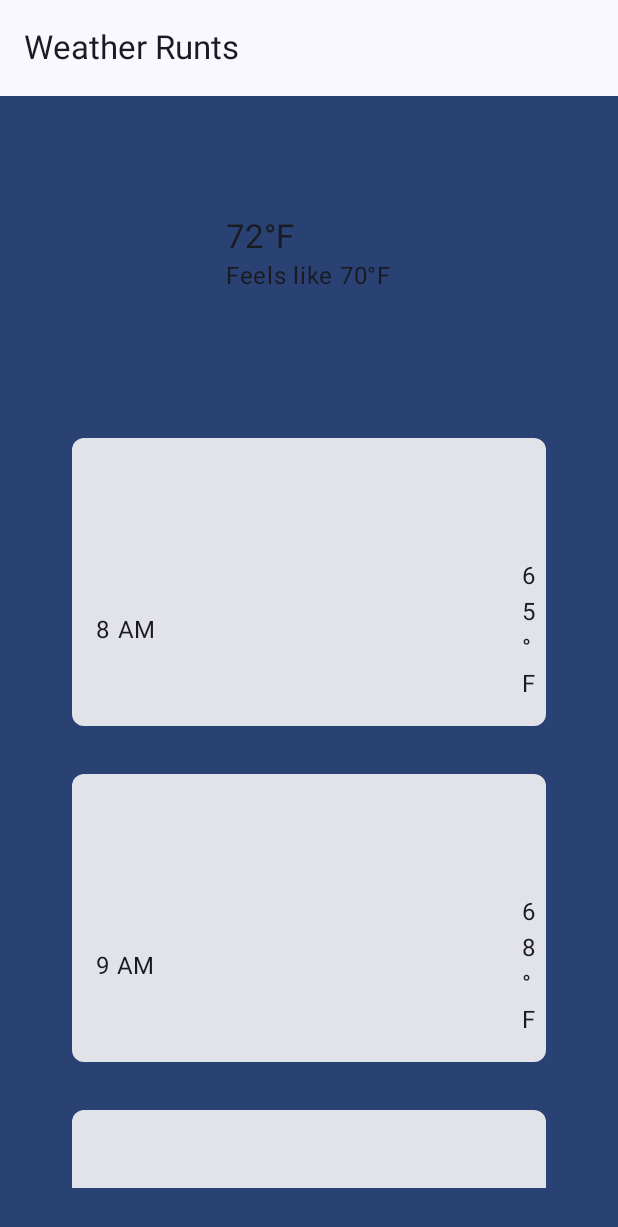
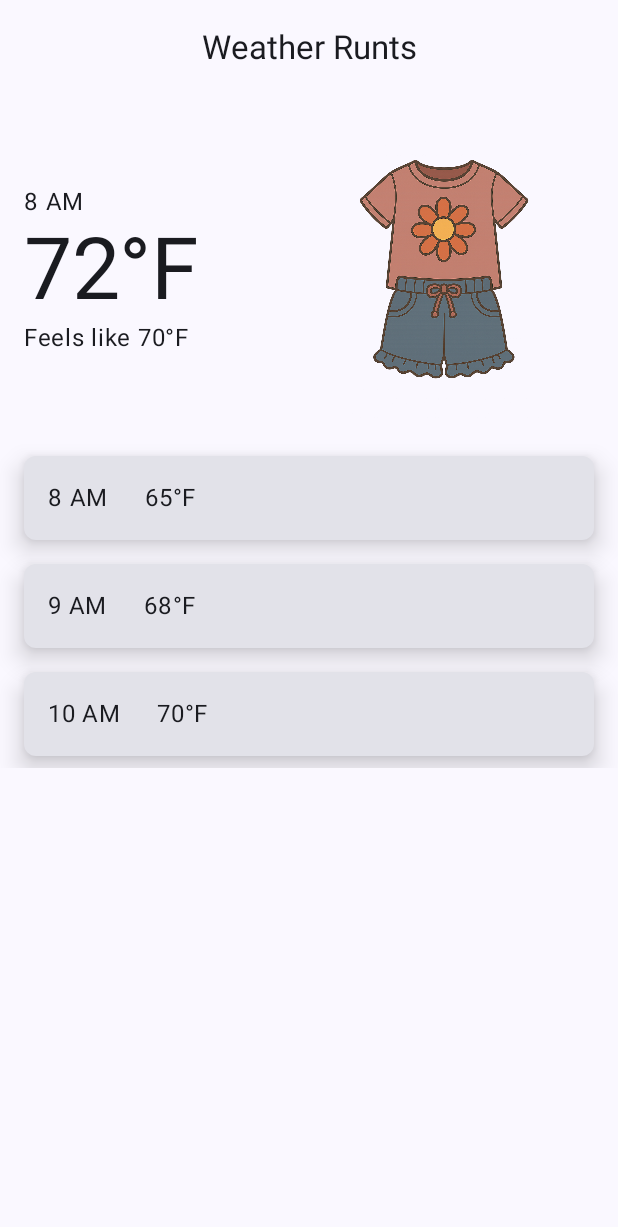
Before and after one commit to mantisbayne/WeatherRunts, an Android app built with Jetpack Compose: the @Preview function HomeScreenFullPreview, on a phone screen of 412 x 824 dp. Shown: the top 1227 px of the screen. Run offline under Robolectric (Android 15) with nearby library versions, the phone set to English and light mode, and no system bars.

Commit message:
date utils, image

```diff
--- a/app/src/main/java/com/mantisbayne/weatherrunts/MainActivity.kt
+++ b/app/src/main/java/com/mantisbayne/weatherrunts/MainActivity.kt
@@ -39,6 +39,7 @@ import androidx.core.app.ActivityCompat
 import androidx.core.content.ContextCompat
 import androidx.hilt.navigation.compose.hiltViewModel
 import com.example.compose.WeatherRuntsTheme
+import com.mantisbayne.weatherrunts.home.WeatherApp
 import com.mantisbayne.weatherrunts.notifications.NotificationUtil.scheduleAlarm
 import com.mantisbayne.weatherrunts.viewmodel.WeatherUiState
 import com.mantisbayne.weatherrunts.viewmodel.WeatherViewModel
--- a/app/src/main/java/com/mantisbayne/weatherrunts/components/AppScreenLayout.kt
+++ b/app/src/main/java/com/mantisbayne/weatherrunts/components/AppScreenLayout.kt
@@ -4,8 +4,6 @@ import androidx.compose.foundation.background
 import androidx.compose.foundation.layout.Box
 import androidx.compose.foundation.layout.PaddingValues
 import androidx.compose.foundation.layout.fillMaxSize
-import androidx.compose.foundation.layout.padding
-import androidx.compose.foundation.layout.statusBarsPadding
 import androidx.compose.material3.MaterialTheme
 import androidx.compose.material3.Scaffold
 import androidx.compose.runtime.Composable
@@ -23,9 +21,7 @@ fun AppScreenLayout(
         Box(
             modifier = Modifier
                 .fillMaxSize()
-                .padding(innerPadding)
-                .statusBarsPadding()
-                .background(MaterialTheme.colorScheme.primary)
+                .background(MaterialTheme.colorScheme.background)
         ) {
             content(innerPadding)
         }
--- a/app/src/main/java/com/mantisbayne/weatherrunts/home/HomeScreen.kt
+++ b/app/src/main/java/com/mantisbayne/weatherrunts/home/HomeScreen.kt
@@ -1,5 +1,10 @@
 package com.mantisbayne.weatherrunts.home
 
+import android.Manifest
+import android.content.pm.PackageManager
+import androidx.activity.compose.rememberLauncherForActivityResult
+import androidx.activity.result.contract.ActivityResultContracts
+import androidx.compose.foundation.Image
 import androidx.compose.foundation.layout.Arrangement
 import androidx.compose.foundation.layout.Box
 import androidx.compose.foundation.layout.Column
@@ -8,32 +13,79 @@ import androidx.compose.foundation.layout.Spacer
 import androidx.compose.foundation.layout.fillMaxSize
 import androidx.compose.foundation.layout.fillMaxWidth
 import androidx.compose.foundation.layout.padding
+import androidx.compose.foundation.layout.size
 import androidx.compose.foundation.layout.width
 import androidx.compose.foundation.lazy.LazyColumn
 import androidx.compose.foundation.lazy.items
 import androidx.compose.foundation.shape.RoundedCornerShape
 import androidx.compose.material3.Card
 import androidx.compose.material3.CardDefaults
+import androidx.compose.material3.CenterAlignedTopAppBar
 import androidx.compose.material3.CircularProgressIndicator
 import androidx.compose.material3.ExperimentalMaterial3Api
 import androidx.compose.material3.MaterialTheme
 import androidx.compose.material3.Text
 import androidx.compose.material3.TopAppBar
 import androidx.compose.runtime.Composable
+import androidx.compose.runtime.LaunchedEffect
+import androidx.compose.runtime.collectAsState
+import androidx.compose.runtime.getValue
 import androidx.compose.ui.Alignment
 import androidx.compose.ui.Modifier
+import androidx.compose.ui.platform.LocalContext
+import androidx.compose.ui.res.painterResource
 import androidx.compose.ui.tooling.preview.Preview
 import androidx.compose.ui.unit.dp
+import androidx.core.content.ContextCompat
+import androidx.hilt.navigation.compose.hiltViewModel
 import com.example.compose.WeatherRuntsTheme
+import com.mantisbayne.weatherrunts.R
 import com.mantisbayne.weatherrunts.components.AppScreenLayout
 import com.mantisbayne.weatherrunts.viewmodel.CurrentWeatherDisplayable
 import com.mantisbayne.weatherrunts.viewmodel.ForecastDisplayable
 import com.mantisbayne.weatherrunts.viewmodel.WeatherListDisplayable
 import com.mantisbayne.weatherrunts.viewmodel.WeatherUiState
+import com.mantisbayne.weatherrunts.viewmodel.WeatherViewModel
+
+@OptIn(ExperimentalMaterial3Api::class)
+@Composable
+fun WeatherApp() {
+    AppScreenLayout(
+        topBar = { CenterAlignedTopAppBar(title = { Text("Weather Runts") }) },
+    ) { innerPadding ->
+        val viewModel = hiltViewModel<WeatherViewModel>()
+        val uiState by viewModel.uiState.collectAsState()
+        val context = LocalContext.current
+
+        val launcher = rememberLauncherForActivityResult(
+            contract = ActivityResultContracts.RequestPermission()
+        ) { isGranted ->
+            if (isGranted) {
+                viewModel.loadWeatherFromCurrentLocation()
+            } else {
+                // TODO fallback to manual input
+            }
+        }
+
+        LaunchedEffect(Unit) {
+            val isGranted = ContextCompat.checkSelfPermission(
+                context,
+                Manifest.permission.ACCESS_FINE_LOCATION
+            ) == PackageManager.PERMISSION_GRANTED
+            if (isGranted) {
+                viewModel.loadWeatherFromCurrentLocation()
+            } else {
+                launcher.launch(Manifest.permission.ACCESS_FINE_LOCATION)
+            }
+        }
+
+        // Remove the redundant padding here and just apply `innerPadding` to the modifier.
+        HomeScreen(uiState = uiState, modifier = Modifier.padding(innerPadding))
+    }
+}
 
 @Composable
-fun HomeScreen(uiState: WeatherUiState, modifier: Modifier = Modifier) {
-
+fun HomeScreen(uiState: WeatherUiState, modifier: Modifier) {
     when {
         uiState.error.isNotBlank() -> ErrorScreen(uiState.error)
         uiState.loading -> CircularProgressIndicator()
@@ -51,47 +103,62 @@ fun ErrorScreen(error: String?) {
 fun HomeScreenContent(uiState: WeatherUiState, modifier: Modifier) {
     Column(
         modifier = modifier
-            .fillMaxSize()
-            .padding(16.dp),
-        verticalArrangement = Arrangement.Center,
+            .fillMaxSize(),
+        verticalArrangement = Arrangement.Top,
         horizontalAlignment = Alignment.CenterHorizontally
     ) {
-        Box {
-            Column {
-                Text(
-                    text = uiState.currentWeather.temperature,
-                    style = MaterialTheme.typography.titleLarge
+        Box(
+            modifier = Modifier
+                .fillMaxWidth()
+                .padding(horizontal = 16.dp, vertical = 16.dp)
+        ) {
+            Row(
+                verticalAlignment = Alignment.CenterVertically
+            ) {
+                Column(
+                    modifier = Modifier.weight(1f)
+                ) {
+                    Text(
+                        text = uiState.currentWeather.time,
+                        style = MaterialTheme.typography.bodyLarge
+                    )
+                    Text(
+                        text = uiState.currentWeather.temperature,
+                        style = MaterialTheme.typography.displayLarge
+                    )
+                    Text(uiState.currentWeather.feelsLike)
+                }
+                Image(
+                    modifier = Modifier.size(200.dp),
+                    painter = painterResource(R.drawable.girl_warm_weather),
+                    contentDescription = "outfit"
                 )
-                Text(uiState.currentWeather.feelsLike)
             }
         }
 
         val forecastList = uiState.weatherList.items
         LazyColumn(
-            modifier
+            modifier = Modifier
                 .fillMaxWidth()
-                .padding(16.dp),
-            verticalArrangement = Arrangement.Center,
-            horizontalAlignment = Alignment.CenterHorizontally
+                .padding(horizontal = 16.dp) // Add horizontal padding if needed
         ) {
             items(forecastList) { forecastItem ->
-
                 Card(
                     modifier = Modifier
                         .fillMaxWidth()
-                        .padding(16.dp),
+                        .padding(vertical = 8.dp),
                     shape = RoundedCornerShape(8.dp),
-                    elevation = CardDefaults.cardElevation()
+                    elevation = CardDefaults.cardElevation(defaultElevation = 10.dp)
                 ) {
                     Row(
-                        modifier = modifier.fillMaxWidth()
-                            .padding(16.dp)
-                            .align(Alignment.CenterHorizontally),
-                        verticalAlignment = Alignment.CenterVertically,
-                        horizontalArrangement = Arrangement.SpaceAround
+                        modifier = Modifier
+                            .fillMaxWidth()
+                            .padding(16.dp),
+                        verticalAlignment = Alignment.Top,
+                        horizontalArrangement = Arrangement.Start
                     ) {
                         Text(forecastItem.time)
-                        Spacer(modifier.width(24.dp))
+                        Spacer(modifier = Modifier.width(24.dp))
                         Text(forecastItem.temperature)
                     }
                 }
@@ -107,7 +174,9 @@ fun HomeScreenFullPreview() {
     WeatherRuntsTheme {
         AppScreenLayout(
             topBar = {
-                TopAppBar(title = { Text("Weather Runts") })
+                CenterAlignedTopAppBar(
+                    title = { Text("Weather Runts") }
+                )
             }
         ) {
             HomeScreen(
@@ -116,14 +185,14 @@ fun HomeScreenFullPreview() {
                     error = "",
                     currentWeather = CurrentWeatherDisplayable(
                         temperature = "72°F",
-                        feelsLike = "Feels like 70°F"
+                        feelsLike = "Feels like 70°F",
+                        time = "8 AM"
                     ),
                     weatherList = WeatherListDisplayable(
                         items = listOf(
                             ForecastDisplayable("8 AM", "65°F"),
                             ForecastDisplayable("9 AM", "68°F"),
-                            ForecastDisplayable("10 AM", "70°F"),
-                            ForecastDisplayable("11 AM", "73°F")
+                            ForecastDisplayable("10 AM", "70°F")
                         )
                     )
                 ),
--- a/app/src/main/java/com/mantisbayne/weatherrunts/viewmodel/DisplayableModels.kt
+++ b/app/src/main/java/com/mantisbayne/weatherrunts/viewmodel/DisplayableModels.kt
@@ -1,9 +1,13 @@
 package com.mantisbayne.weatherrunts.viewmodel
+
+import androidx.annotation.DrawableRes
+import com.mantisbayne.weatherrunts.R
 
 data class CurrentWeatherDisplayable(
     val feelsLike: String = "",
     val temperature: String = "",
-    val time: String = ""
+    val time: String = "",
+    @DrawableRes val outfitImage: Int = R.drawable.girl_warm_weather
 )
 
 data class WeatherListDisplayable(
```
Also changed, not shown: app/src/main/java/com/mantisbayne/weatherrunts/WeatherApp.kt (+35 -35 lines), app/src/main/java/com/mantisbayne/weatherrunts/dateutils/DateUtils.kt (added, +51 -0 lines), app/src/main/java/com/mantisbayne/weatherrunts/domain/WeatherUseCase.kt (+21 -0 lines), app/src/main/java/com/mantisbayne/weatherrunts/reducer/WeatherUiStateReducer.kt (+7 -20 lines), app/src/main/res/drawable/girl_warm_weather.png (added).
